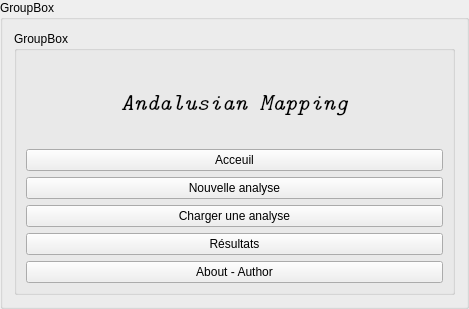
Old version of the form Code/Interface Graphique/menu.ui in the repository JulietteGeoffray/ProjetS2.
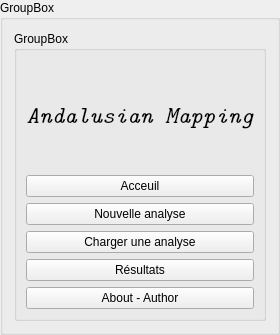
New version of the form.

What changed in the file:
```diff
--- a/Code/Interface Graphique/menu.ui
+++ b/Code/Interface Graphique/menu.ui
@@ -9,8 +9,8 @@
    <rect>
     <x>0</x>
     <y>0</y>
-    <width>469</width>
-    <height>309</height>
+    <width>280</width>
+    <height>335</height>
    </rect>
   </property>
   <property name="windowTitle">
```
